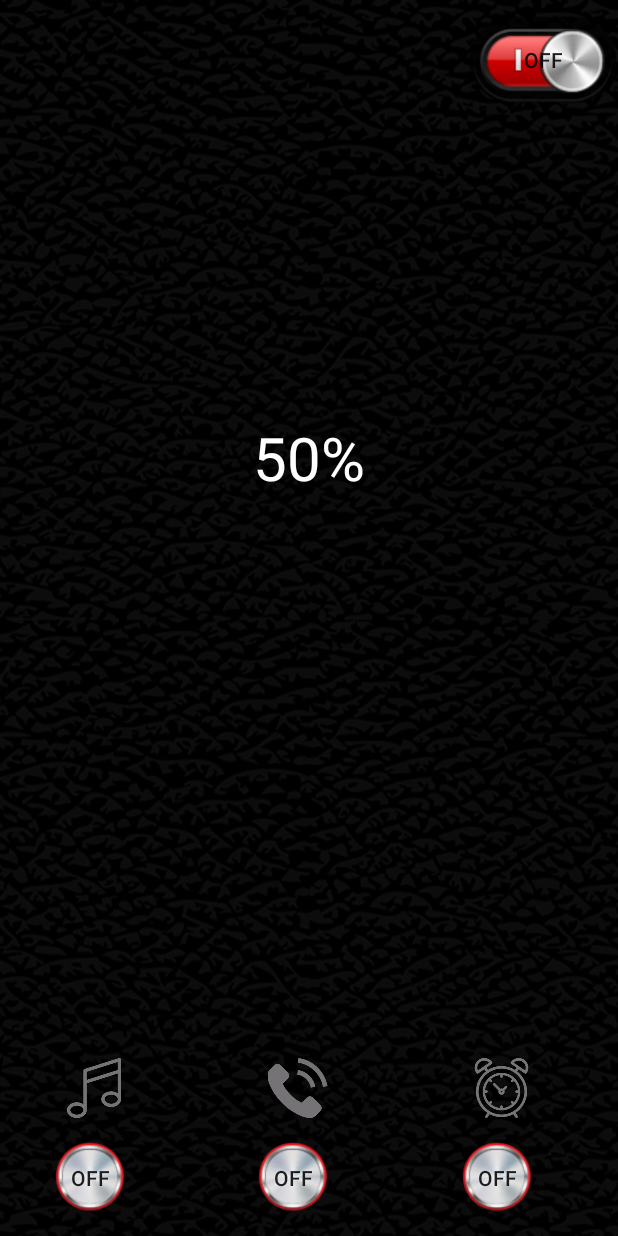
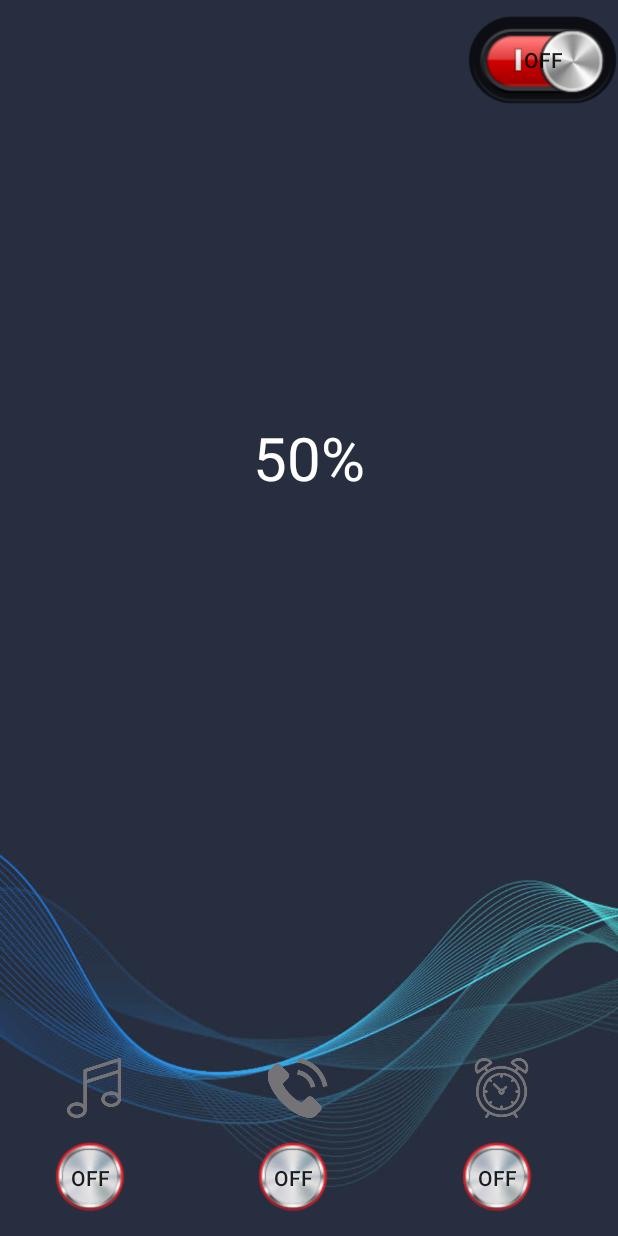
Before and after one commit to saad100104006/Sound-Booster, an Android app: the layout activity_main.xml on its own in the app's theme, with its tools: preview values and no code run, on a phone screen of 412 x 824 dp. Run offline under Robolectric (Android 15) with nearby library versions, the light colour scheme and no system bars.

Commit message:
add background

```diff
--- a/app/src/main/res/layout/activity_main.xml
+++ b/app/src/main/res/layout/activity_main.xml
@@ -13,7 +13,7 @@
     <LinearLayout
         android:layout_width="match_parent"
         android:layout_height="match_parent"
-        android:background="@drawable/bgr"
+        android:background="@drawable/bg_home"
         android:orientation="vertical"
         android:weightSum="1">
 
```
Also changed, not shown: app/src/main/java/com/pregnancy/soundbooster/MainActivity.java (+4 -4 lines), app/src/main/res/drawable/app_background.jpg (added), app/src/main/res/drawable/bg_home.jpg (added), app/src/main/res/drawable/lock_bg_1.jpg (added), app/src/main/res/drawable/lock_bg_2.jpg (added), app/src/main/res/drawable/lock_bg_3.jpg (added).
